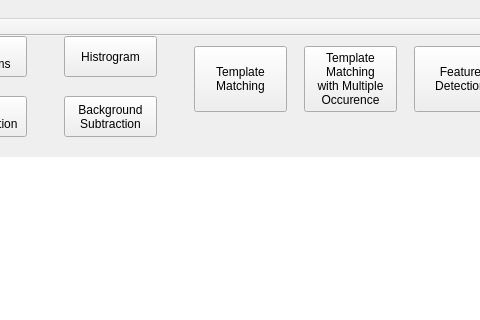
Above: ComputerVisionApplications/mainwindow.ui from hardiktechnoplanet/ComputerVisionApplications before the change; both pictures show x 216 to 696 and y 0 to 320 of the 1327 by 644 pixel window. Below: the same form after it.
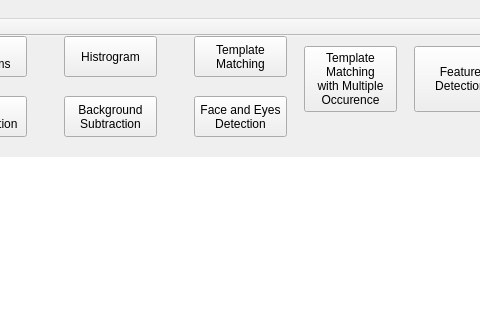
That is the form after the change. Icons and pictures are not drawn.

Commit message: Face and Eyes detection feature is added

```diff
--- a/ComputerVisionApplications/mainwindow.ui
+++ b/ComputerVisionApplications/mainwindow.ui
@@ -210,9 +210,9 @@
     <property name="geometry">
      <rect>
       <x>410</x>
-      <y>10</y>
+      <y>0</y>
       <width>93</width>
-      <height>66</height>
+      <height>41</height>
      </rect>
     </property>
     <property name="text">
@@ -575,6 +575,52 @@
 Subtraction</string>
     </property>
    </widget>
+   <widget class="QPushButton" name="faceDet_pushButton">
+    <property name="geometry">
+     <rect>
+      <x>410</x>
+      <y>60</y>
+      <width>93</width>
+      <height>41</height>
+     </rect>
+    </property>
+    <property name="styleSheet">
+     <string notr="true">JdkButton:hover[IsSelected=&quot;false&quot;][IsActive=&quot;true&quot;]
+{
+		
+	border-image: url(:/PluginBtn/Graphics/PluginButtons/But4ro.png);
+}
+
+JdkButton:!hover[IsSelected=&quot;false&quot;][IsActive=&quot;true&quot;]
+{
+		
+	border-image: url(:/PluginBtn/Graphics/PluginButtons/But4av.png);
+}
+
+JdkButton:pressed[IsSelected=&quot;false&quot;][IsActive=&quot;true&quot;]
+{
+		border-image: url(:/PluginBtn/Graphics/PluginButtons/But4av.png);
+}
+
+JdkButton[IsSelected=&quot;false&quot;][IsActive=&quot;false&quot;]
+{
+		
+	border-image: url(:/PluginBtn/Graphics/PluginButtons/But4in.png);
+}
+
+JdkButton[IsSelected=&quot;true&quot;][IsActive=&quot;true&quot;]
+{
+	
+		
+	border-image: url(:/PluginBtn/Graphics/PluginButtons/But4se.png);
+}
+</string>
+    </property>
+    <property name="text">
+     <string>Face and Eyes 
+Detection</string>
+    </property>
+   </widget>
    <zorder>mulTemplatemat_pushButton</zorder>
    <zorder>displayImg_checkBox</zorder>
    <zorder>layoutWidget</zorder>
```
Left out of the diff: 1 changed line with no effect on the pictures. The commit also changes 2 other files.
